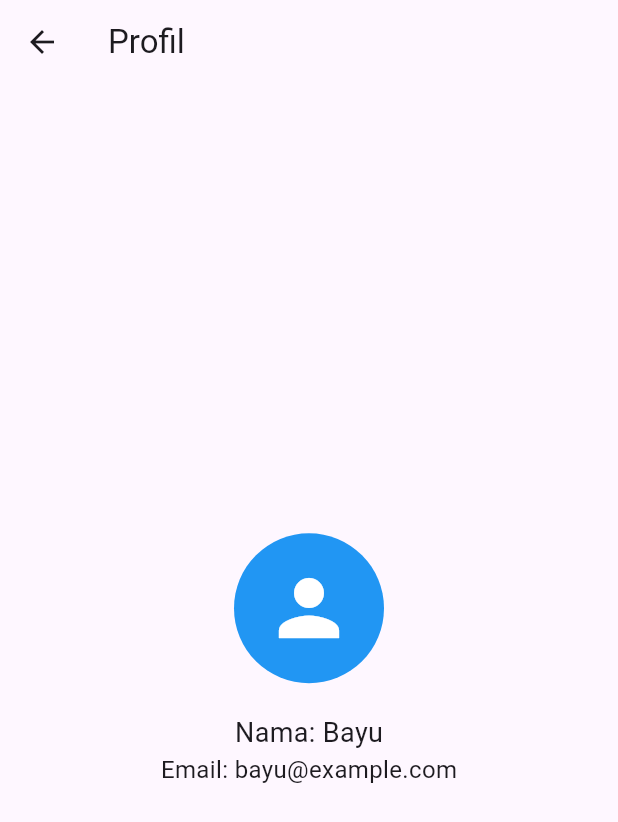
After one commit to SUPRI-KASEP/PPB, a Flutter app: the HomePage screen opened directly, after a tap on "Lihat Profil", on a phone screen of 412 x 824 dp. The commit adds this screen. Shown: the top 822 px of the screen. Run offline on Flutter 3.47's test engine with Material 3 defaults, Android fonts, the phone set to English and light mode, and no system bars.

Commit message:
menambah semua

```diff
--- a/lib/home.dart
+++ b/lib/home.dart
@@ -1,4 +1,5 @@
 import 'package:flutter/material.dart';
+import 'package:new_project/profil_page.dart';
 
 class HomePage extends StatelessWidget {
   const HomePage({super.key});
@@ -17,7 +18,7 @@ class HomePage extends StatelessWidget {
             const Icon(Icons.home, size: 100, color: Colors.blue),
             const SizedBox(height: 20),
             const Text(
-              'Selamat Datang di Halaman Home!',
+              'Selamat datang di Aplikasi Kami',
               style: TextStyle(fontSize: 20),
             ),
             const SizedBox(height: 40),
@@ -27,6 +28,16 @@ class HomePage extends StatelessWidget {
               },
               child: const Text('Logout'),
             ),
+            const SizedBox(height: 20),
+            ElevatedButton(
+              onPressed: () {
+                Navigator.push(
+                  context,
+                  MaterialPageRoute(builder: (context) => const ProfilePage()),
+                );
+              },
+              child: const Text('Lihat Profil'),
+            ),
           ],
         ),
       ),
--- a/lib/login.dart
+++ b/lib/login.dart
@@ -1,5 +1,5 @@
 import 'package:flutter/material.dart';
-import 'home.dart'; // Mengimpor halaman Home
+import 'home.dart';
 
 class LoginPage extends StatefulWidget {
   @override
@@ -14,11 +14,10 @@ class _LoginPageState extends State<LoginPage> {
     String email = _emailController.text;
     String password = _passwordController.text;
 
-    // Validasi login sederhana
     if (email.isNotEmpty && password.isNotEmpty) {
       Navigator.pushReplacement(
         context,
-        MaterialPageRoute(builder: (context) => const HomePage()), // Pindah ke halaman Home setelah login berhasil
+        MaterialPageRoute(builder: (context) => const HomePage()),
       );
     } else {
       ScaffoldMessenger.of(context).showSnackBar(
--- a/lib/main.dart
+++ b/lib/main.dart
@@ -1,5 +1,5 @@
 import 'package:flutter/material.dart';
-import 'login.dart'; // Mengimpor halaman login
+import 'login.dart';
 
 void main() {
   runApp(const MainApp());
@@ -13,7 +13,7 @@ class MainApp extends StatelessWidget {
     return MaterialApp(
       title: 'Login & Home',
       debugShowCheckedModeBanner: false,
-      home: LoginPage(), // Halaman pertama yang tampil adalah Login
+      home: LoginPage(),
     );
   }
 }
--- /dev/null
+++ b/lib/profil_page.dart
@@ -0,0 +1,35 @@
+import 'package:flutter/material.dart';
+
+class ProfilePage extends StatelessWidget {
+  const ProfilePage({super.key});
+
+  @override
+  Widget build(BuildContext context) {
+    return Scaffold(
+      appBar: AppBar(
+        title: const Text('Profil'),
+      ),
+      body: Center(
+        child: Column(
+          mainAxisAlignment: MainAxisAlignment.center,
+          children: const [
+            CircleAvatar(
+              radius: 50,
+              backgroundColor: Colors.blue,
+              child: Icon(Icons.person, size: 60, color: Colors.white),
+            ),
+            SizedBox(height: 20),
+            Text(
+              'Nama: Bayu',
+              style: TextStyle(fontSize: 18),
+            ),
+            Text(
+              'Email: bayu@example.com',
+              style: TextStyle(fontSize: 16),
+            ),
+          ],
+        ),
+      ),
+    );
+  }
+}
```
